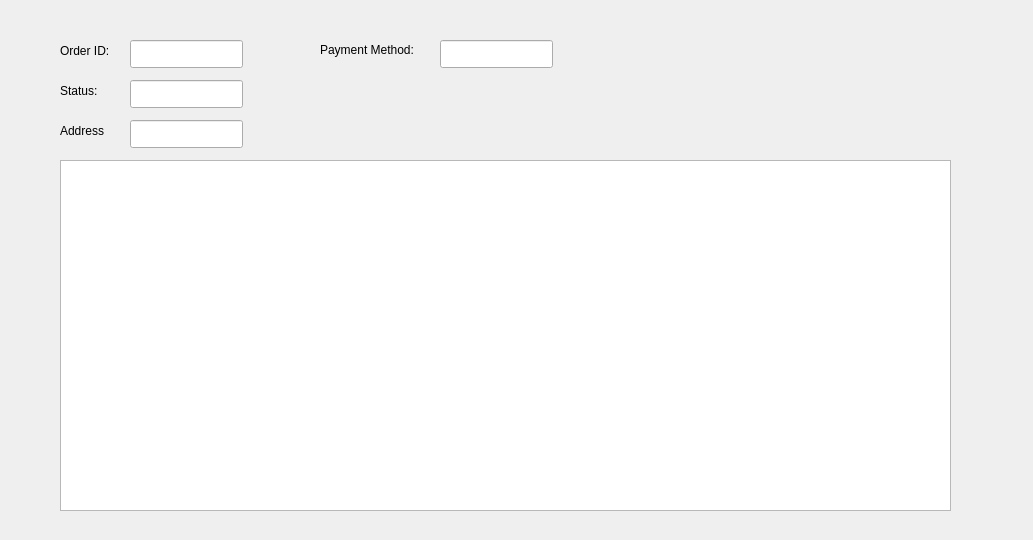
Old version of the form orderinfo.ui in the repository BilalUsmani02/OrderHub.
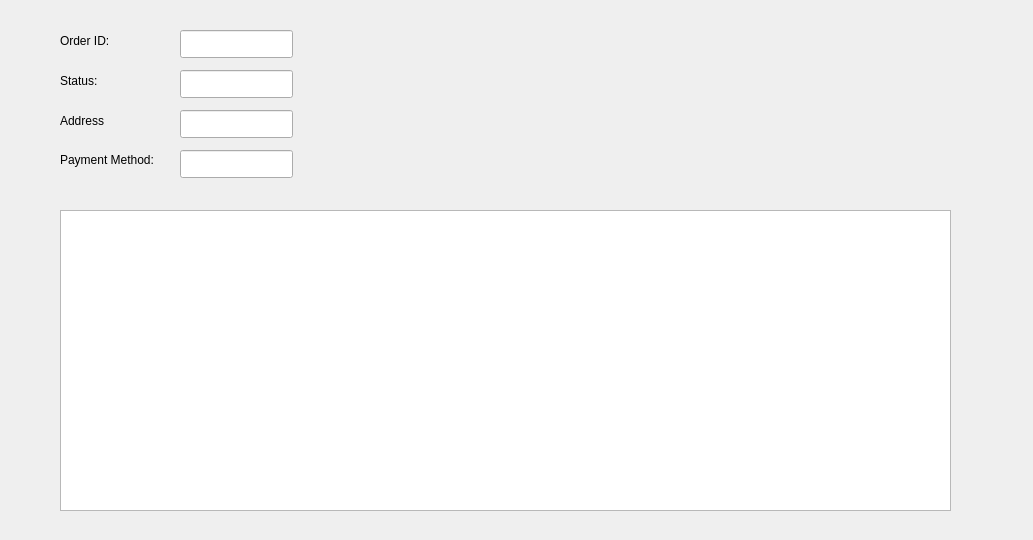
New version of the form.

Patch:
```diff
--- a/orderinfo.ui
+++ b/orderinfo.ui
@@ -16,8 +16,8 @@
   <widget class="QLineEdit" name="orderId">
    <property name="geometry">
     <rect>
-     <x>130</x>
-     <y>40</y>
+     <x>180</x>
+     <y>30</y>
      <width>113</width>
      <height>28</height>
     </rect>
@@ -27,7 +27,7 @@
    <property name="geometry">
     <rect>
      <x>60</x>
-     <y>40</y>
+     <y>30</y>
      <width>63</width>
      <height>21</height>
     </rect>
@@ -40,7 +40,7 @@
    <property name="geometry">
     <rect>
      <x>60</x>
-     <y>80</y>
+     <y>70</y>
      <width>63</width>
      <height>21</height>
     </rect>
@@ -52,8 +52,8 @@
   <widget class="QLineEdit" name="status">
    <property name="geometry">
     <rect>
-     <x>130</x>
-     <y>80</y>
+     <x>180</x>
+     <y>70</y>
      <width>113</width>
      <height>28</height>
     </rect>
@@ -66,7 +66,7 @@
    <property name="geometry">
     <rect>
      <x>60</x>
-     <y>120</y>
+     <y>110</y>
      <width>63</width>
      <height>21</height>
     </rect>
@@ -78,8 +78,8 @@
   <widget class="QLineEdit" name="address">
    <property name="geometry">
     <rect>
-     <x>130</x>
-     <y>120</y>
+     <x>180</x>
+     <y>110</y>
      <width>113</width>
      <height>28</height>
     </rect>
@@ -89,37 +89,34 @@
    <property name="geometry">
     <rect>
      <x>60</x>
-     <y>160</y>
+     <y>210</y>
      <width>891</width>
-     <height>351</height>
+     <height>301</height>
     </rect>
    </property>
   </widget>
   <widget class="QLabel" name="label_3">
    <property name="geometry">
     <rect>
-     <x>320</x>
-     <y>40</y>
+     <x>60</x>
+     <y>150</y>
      <width>121</width>
      <height>20</height>
     </rect>
    </property>
    <property name="text">
-    <string>Payment Method:</string>
+    <string>Payment Method: </string>
    </property>
   </widget>
   <widget class="QLineEdit" name="payMethod">
    <property name="geometry">
     <rect>
-     <x>440</x>
-     <y>40</y>
+     <x>180</x>
+     <y>150</y>
      <width>113</width>
      <height>28</height>
     </rect>
    </property>
-   <property name="readOnly">
-    <bool>false</bool>
-   </property>
   </widget>
  </widget>
  <resources/>
```
